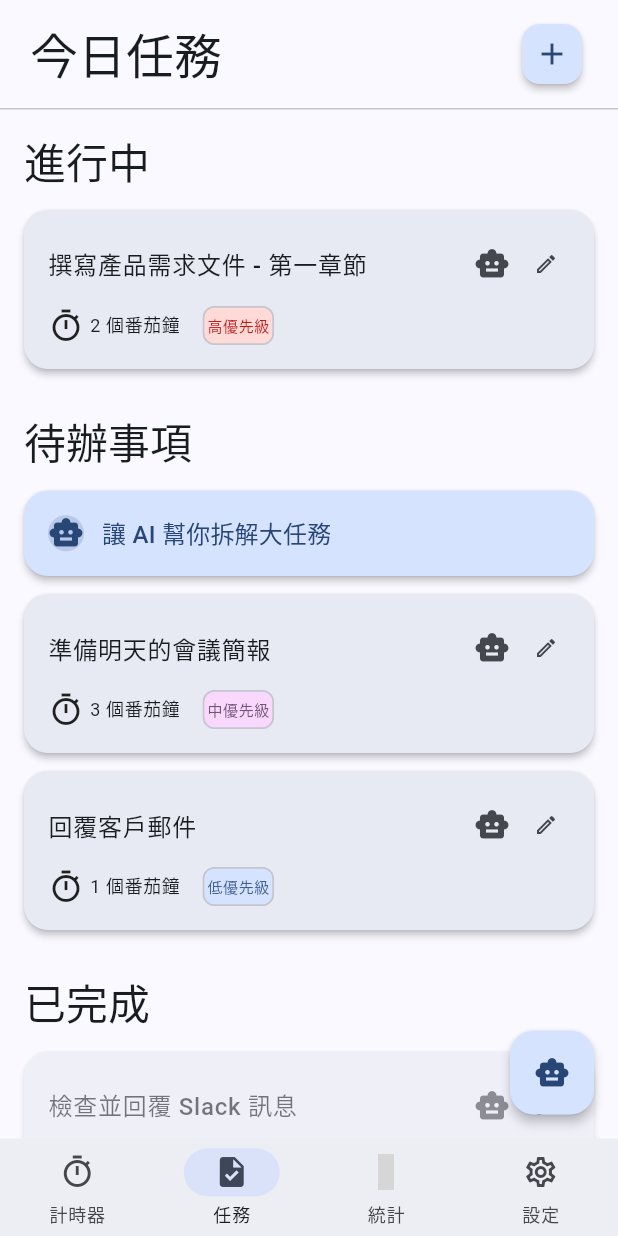
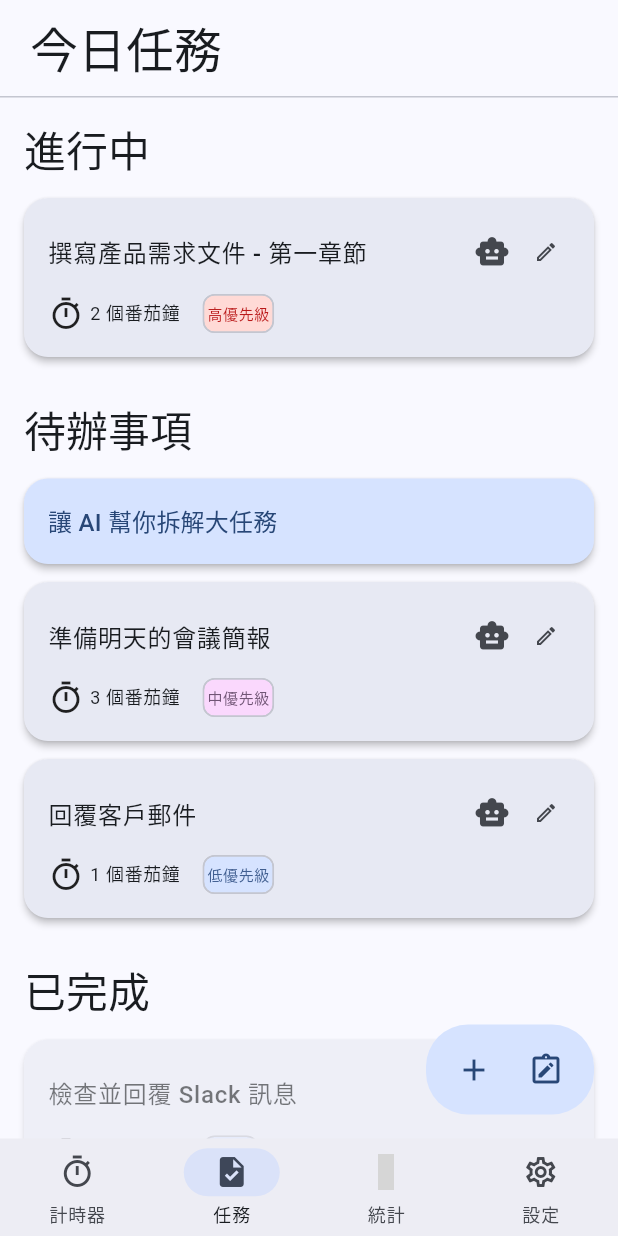
Before and after one commit to TreantProtectorGo/focus, a Flutter app: the TasksScreen screen opened by its route, on a phone screen of 412 x 824 dp. Run offline on Flutter 3.47's test engine with Material 3 defaults, Android fonts, the phone set to English and light mode, and no system bars; drawn by our look-alikes of dynamic_color; our stand-ins replace flutter_riverpod, go_router, material_symbols_icons, shared_preferences; accounts and stored records are empty; grey boxes are pictures that could not be loaded.

Commit message:
button fix

```diff
--- a/lib/screens/tasks_screen.dart
+++ b/lib/screens/tasks_screen.dart
@@ -21,14 +21,6 @@ class TasksScreen extends StatelessWidget {
                   Text(
                     '今日任務',
                     style: theme.textTheme.headlineLarge,
-                  ),
-                  FloatingActionButton.small(
-                    onPressed: () {
-                      // TODO: 添加新任务
-                    },
-                    elevation: 2,
-                    heroTag: "addTask",
-                    child: const Icon(Icons.add),
                   ),
                 ],
               ),
@@ -106,17 +98,35 @@ class TasksScreen extends StatelessWidget {
       ),
 
       // 浮动操作按钮
-      floatingActionButton: FloatingActionButton(
-        onPressed: () {
-          // TODO: 显示AI对话框
-        },
-        backgroundColor: theme.colorScheme.primaryContainer,
-        foregroundColor: theme.colorScheme.onPrimaryContainer,
-        elevation: 3,
-        shape: RoundedRectangleBorder(
-          borderRadius: BorderRadius.circular(16),
+      floatingActionButton: Container(
+        decoration: BoxDecoration(
+          color: theme.colorScheme.primaryContainer,
+          borderRadius: BorderRadius.circular(28),
         ),
-        child: const Icon(Icons.smart_toy),
+        padding: const EdgeInsets.symmetric(horizontal: 8, vertical: 6),
+        child: Row(
+          mainAxisSize: MainAxisSize.min,
+          children: [
+            FloatingActionButton.small(
+              onPressed: () {
+                // TODO: Add Task
+              },
+              heroTag: "addTaskButton",
+              elevation: 0,
+              shape: const CircleBorder(),
+              child: const Icon(Icons.add),
+            ),
+            FloatingActionButton.small(
+              onPressed: () {
+                // TODO: 显示AI对话框
+              },
+              heroTag: "aiButton",
+              elevation: 0,
+              shape: const CircleBorder(),
+              child: const Icon(Icons.note_alt_outlined),
+            ),
+          ],
+        ),
       ),
     );
   }
@@ -277,12 +287,6 @@ class TasksScreen extends StatelessWidget {
           padding: const EdgeInsets.all(16),
           child: Row(
             children: [
-              CircleAvatar(
-                radius: 12,
-                backgroundColor: theme.colorScheme.primary.withOpacity(0.2),
-                child: const Icon(Icons.smart_toy),
-              ),
-              const SizedBox(width: 12),
               Expanded(
                 child: Text(
                   '讓 AI 幫你拆解大任務',
```
